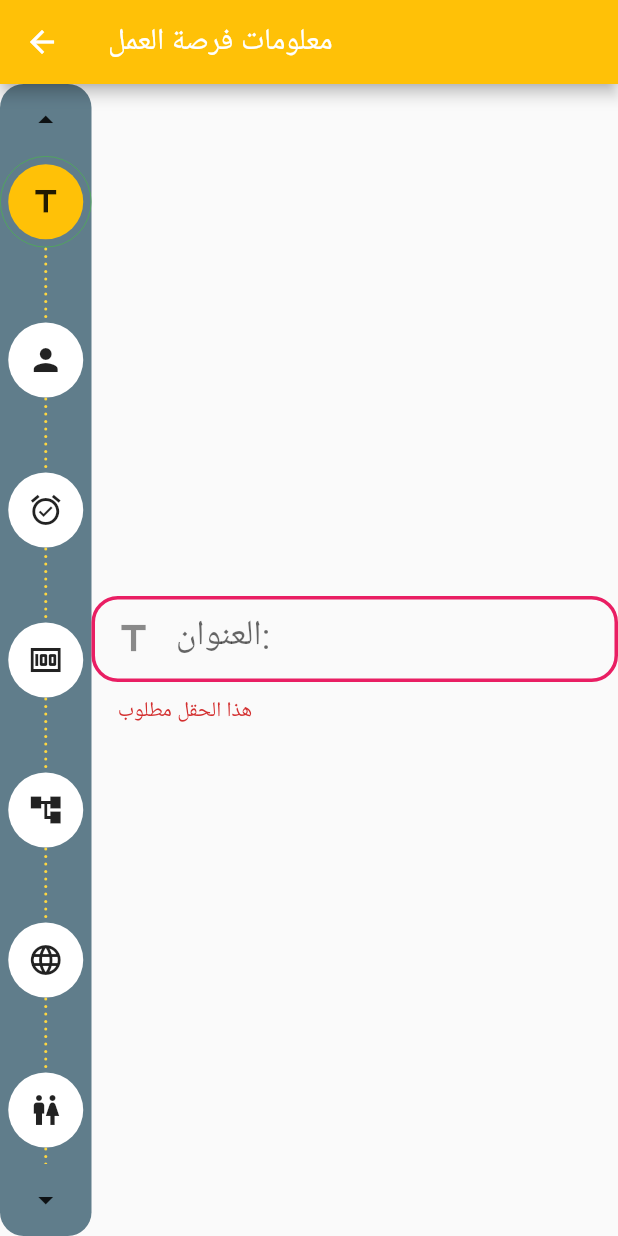
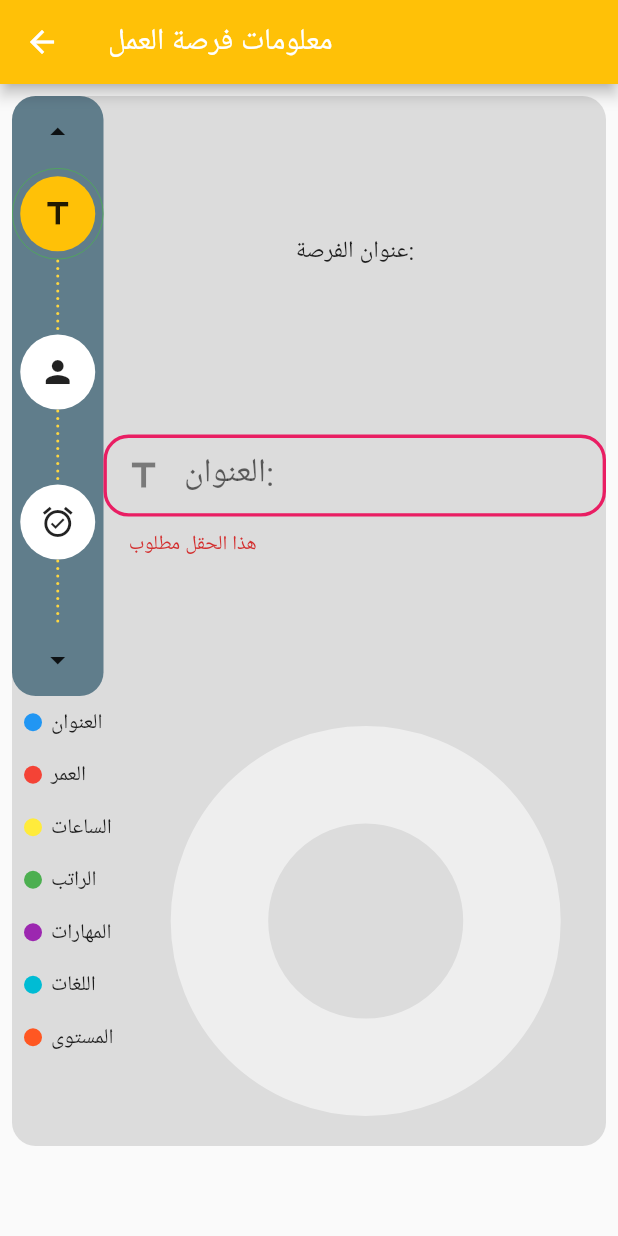
Before and after one commit to BayanBA/company-app, a Flutter app: the AddJop screen opened directly, on a phone screen of 412 x 824 dp. Run offline on Flutter 3.47's test engine with Material 2 defaults, Android fonts, the phone set to English and light mode, and no system bars; our stand-ins replace charts_flutter, cloud_firestore, firebase_auth, firebase_core, flutter_spinkit, fluttertoast and 2 more; accounts and stored records are empty.

Commit message:
chanc....

```diff
--- a/lib/screen/chance.dart
+++ b/lib/screen/chance.dart
@@ -1,3 +1,4 @@
+
 import 'package:b/screen/view.dart';
 import 'package:fluttertoast/fluttertoast.dart';
 import 'package:im_stepper/stepper.dart';
@@ -6,6 +7,7 @@
 import 'package:cloud_firestore/cloud_firestore.dart';
 import 'package:jiffy/jiffy.dart';
 import 'package:provider/provider.dart';
+import 'package:charts_flutter/flutter.dart' as charts;
 
 class AddJop extends StatefulWidget {
   @override
@@ -39,6 +41,7 @@
     "Vacancies": 1,
     "dateOfPublication": "",
   };
+
 
   var aa = new List();
   Stander stan = new Stander();
@@ -113,22 +116,30 @@
     );
   }
 
-  @override
-  Widget build(BuildContext context) {
-    return Scaffold(
-      appBar: AppBar(
-        title: Text("معلومات فرصة العمل"),
-      ),
-      body: Container(
-        decoration: BoxDecoration(
-          borderRadius: BorderRadius.circular(15.8),
-        ),
-        child: des(),
-      ),
-    );
-  }
+  // @override
+  // Widget build(BuildContext context) {
+  //   return Scaffold(
+  //     appBar: AppBar(
+  //       title: Text("معلومات فرصة العمل"),
+  //     ),
+  //     body:
+  //       ListView(
+  //         children: [
+  //           Container(
+  //             height: 400,
+  //             decoration: BoxDecoration(
+  //                 borderRadius: BorderRadius.circular(15.8),
+  //                 color: Colors.black12
+  //             ),
+  //             child: des(),
+  //           ),
+  //           ppp
+  //         ],
+  //     ),
+  //   );
+  // }
 
-  Widget x(bbb, String name, String hint, Icon c) {
+  Widget x(bbb, String name, String hint, Icon c,var k,int i) {
     return TextFormField(
       initialValue: d[bbb],
       decoration: InputDecoration(
@@ -173,7 +184,18 @@
       onSaved: (valu) {
         d[bbb] = valu;
       },
+      onEditingComplete: (){
+        _index++;
+        drow(k,i);
+      },
     );
+  }
+
+
+  drow(var k,int i){
+    var kk=k.currentState;
+    if(kk.validate() )
+      edit(i);
   }
 
   Widget z(var v, String name, List<dynamic> l) {
@@ -194,10 +216,10 @@
     );
   }
 
-  Widget q(String name) {
+  Widget q(String name,var k,int i) {
     if (name == "خبير")
       return x(
-          "expir", "عدد سنوات الخبرة:", ".......", Icon(Icons.auto_awesome));
+          "expir", "عدد سنوات الخبرة:", ".......", Icon(Icons.auto_awesome),k,i);
     return Text("");
   }
 
@@ -235,6 +257,7 @@
       "level": stan.level,
       "Vacancies": stan.Vacancies,
       "dateOfPublication": Jiffy(date).fromNow(),
+      "list":""
     });
     Navigator.of(context).pushReplacement(
         MaterialPageRoute(builder: (context) => ShowingData()));
@@ -245,16 +268,22 @@
       Form(
         autovalidateMode: AutovalidateMode.always,
         key: k1,
-        child: SizedBox(
-            width: 300,
-            child: x("title", "العنوان:", ".......", Icon(Icons.title))),
+        child: Column(
+          children: [
+            Text("عنوان الفرصة:"),
+            SizedBox(height: 100,),
+            SizedBox(
+                width: 300,
+                child: x("title", "العنوان:", ".......", Icon(Icons.title),k1,_index)),
+          ],
+        ),
       ),
       Form(
         autovalidateMode: AutovalidateMode.always,
         key: k2,
         child: SizedBox(
             width: 300,
-            child: x("age", "العمر:", ".......", Icon(Icons.person))),
+            child: x("age", "العمر:", ".......", Icon(Icons.person),k2,_index)),
       ),
       Form(
         autovalidateMode: AutovalidateMode.always,
@@ -262,14 +291,14 @@
         child: SizedBox(
             width: 300,
             child: x("workTime", "عدد ساعات العمل:", ".......",
-                Icon(Icons.alarm_on_sharp))),
+                Icon(Icons.alarm_on_sharp),k3,_index)),
       ),
       Form(
         autovalidateMode: AutovalidateMode.always,
         key: k4,
         child: SizedBox(
             width: 300,
-            child: x("salary", "الراتب:", ".......", Icon(Icons.money))),
+            child: x("salary", "الراتب:", ".......", Icon(Icons.money),k4,_index)),
       ),
       Form(
         autovalidateMode: AutovalidateMode.always,
@@ -277,14 +306,14 @@
         child: SizedBox(
             width: 300,
             child: x(
-                "skillNum", "المهارات:", ".......", Icon(Icons.account_tree))),
+                "skillNum", "المهارات:", ".......", Icon(Icons.account_tree),k6,_index)),
       ),
       Form(
         autovalidateMode: AutovalidateMode.always,
         key: k7,
         child: SizedBox(
             width: 300,
-            child: x("langNum", "اللغات:", ".......", Icon(Icons.language))),
+            child: x("langNum", "اللغات:", ".......", Icon(Icons.language),k7,_index)),
       ),
       SizedBox(
         width: 300,
@@ -339,7 +368,7 @@
                   z("level", "المستوى", ["مبتدأ", "متمرس", "خبير"])
                 ],
               ),
-              q(d["level"]),
+              q(d["level"],k5,_index),
             ],
           ),
         ),
@@ -387,43 +416,6 @@
           ],
         ),
       ),
-      // SizedBox(
-      //   width: 300,
-      //   child: Row(
-      //     children: [
-      //       Icon(Icons.account_tree),
-      //       SizedBox(
-      //         width: 10,
-      //       ),
-      //       Text("عدد الشواغر:"),
-      //       SizedBox(
-      //         width: 10,
-      //       ),
-      //       z("Vacancies", "شواغر", [
-      //         1,
-      //         2,
-      //         3,
-      //         4,
-      //         5,
-      //         6,
-      //         7,
-      //         8,
-      //         9,
-      //         10,
-      //         11,
-      //         12,
-      //         13,
-      //         14,
-      //         15,
-      //         16,
-      //         17,
-      //         18,
-      //         19,
-      //         20
-      //       ]),
-      //     ],
-      //   ),
-      // ),
       SizedBox(
         width: 300,
         child: Column(
@@ -441,4 +433,103 @@
     ];
     return aa[_index];
   }
+
+
+
+  bool _animate = true;
+  bool _defaultInteractions = true;
+  double _arcRatio = 0.5;
+  charts.ArcLabelPosition _arcLabelPosition = charts.ArcLabelPosition.auto;
+  charts.BehaviorPosition _titlePosition = charts.BehaviorPosition.bottom;
+  charts.BehaviorPosition _legendPosition = charts.BehaviorPosition.start;
+
+  // Data to render.
+  List<_CostsData> data = [
+    _CostsData('العنوان', 0),
+    _CostsData('العمر', 0),
+    _CostsData('الساعات', 0),
+    _CostsData('الراتب', 0),
+    _CostsData('المهارات', 0),
+    _CostsData('اللغات', 0),
+    _CostsData('المستوى', 0),
+  ];
+
+  @override
+  Widget build(BuildContext context) {
+    final _colorPalettes =
+    charts.MaterialPalette.getOrderedPalettes(this.data.length);
+    return Scaffold(
+        appBar: AppBar(
+              title: Text("معلومات فرصة العمل"),
+            ),
+      body: ListView(
+        padding: const EdgeInsets.all(8),
+        children: <Widget>[
+          Container(
+            height: 400,
+            decoration: BoxDecoration(
+                borderRadius: BorderRadius.only(topRight: Radius.circular(15.8),topLeft:Radius.circular(15.8) ),
+                color: Colors.black12
+            ),
+            child: des(),
+          ),
+          Container(
+            decoration: BoxDecoration(
+                borderRadius: BorderRadius.only(bottomLeft: Radius.circular(15.8),bottomRight:Radius.circular(15.8) ),
+                color: Colors.black12
+            ),
+            height: 300,
+            child: charts.PieChart(
+              [
+                charts.Series<_CostsData, String>(
+                  id: 'Sales-1',
+                  colorFn: (_, idx) => _colorPalettes[idx].shadeDefault,
+                  domainFn: (_CostsData sales, _) => sales.category,
+                  measureFn: (_CostsData sales, _) => sales.cost,
+                  data: this.data,
+                  // Set a label accessor to control the text of the arc label.
+                  labelAccessorFn: (_CostsData row, _) =>
+                  '${row.category}: ${row.cost}',
+                ),
+              ],
+              animate: this._animate,
+              defaultRenderer: new charts.ArcRendererConfig(
+                arcRatio: this._arcRatio,
+                arcRendererDecorators: [
+                  charts.ArcLabelDecorator(labelPosition: this._arcLabelPosition)
+                ],
+              ),
+              behaviors: [
+                // Add title.
+                // charts.ChartTitle(
+                //   'Dummy costs breakup',
+                //   behaviorPosition: this._titlePosition,
+                // ),
+                // Add legend. ("Datum" means the "X-axis" of each data point.)
+                charts.DatumLegend(
+                  position: this._legendPosition,
+                  desiredMaxRows: 4,
+                ),
+              ],
+            ),
+          ),
+
+
+          //..._controlWidgets(),
+        ],
+      ),
+    );
+  }
+
+  edit(int i){
+    setState(() {
+      data[i].cost=100;
+    });
+  }
 }
+class _CostsData {
+  final String category;
+  int cost;
+
+  _CostsData(this.category, this.cost);
+}
--- a/pubspec.yaml
+++ b/pubspec.yaml
@@ -40,6 +40,7 @@
   #url_launcher: ^6.0.3
   flutter_spinkit:
   fluttertoast:
+  charts_flutter:
   #firebase_storage:
 
   #flutter_swiper:
```
Also changed, not shown: pubspec.lock.
